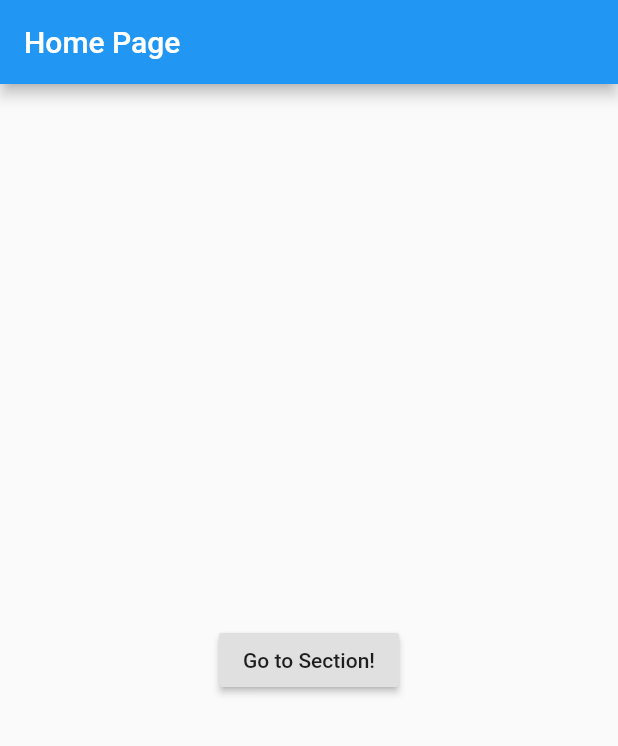
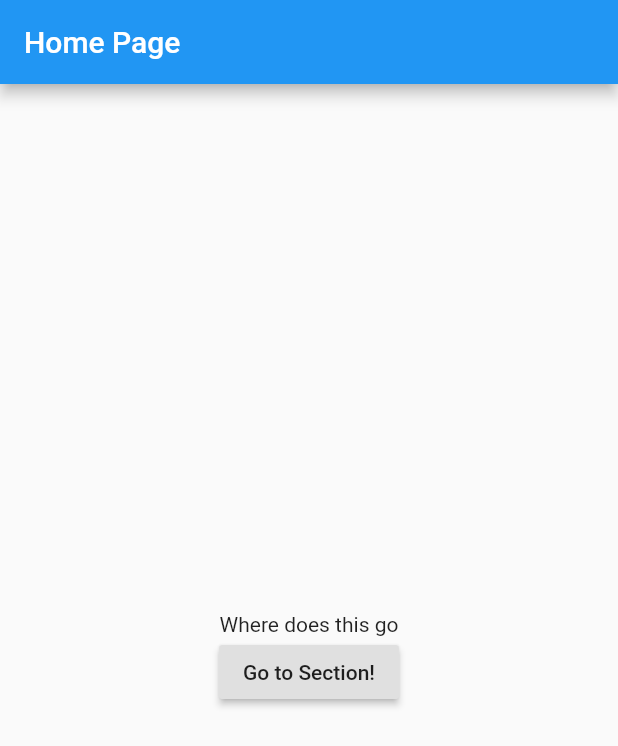
Before and after one commit to FishermanVan/Buffer-like-Buffet-HackMit-2020-, a Flutter app: the screen it shows after launch, on a phone screen of 412 x 824 dp. Shown: the top 746 px of the screen. Run offline on Flutter 3.47's test engine with Material 2 defaults, Android fonts, the phone set to English and light mode, and no system bars.

Commit message:
added text above button

```diff
--- a/HackMit/lib/main.dart
+++ b/HackMit/lib/main.dart
@@ -13,19 +13,23 @@ class MyApp extends StatelessWidget {
       appBar: AppBar(
         title: new Text('Home Page'),
       ),
-      body: Center(
-        child: RaisedButton(
+      body: Center(child: Column(
+        mainAxisSize: MainAxisSize.min,
+        children: <Widget>[Text('Where does this go'),
+         RaisedButton(
           child: Text('Go to Section!'),
           onPressed: () {
             Navigator.of(context).push(_createRoute());
           },
         ),
+        ]
         //children: Text(
           //'Hello, xxx! Welcome back to Buffer-like-Buffet, your best comprehensive help when it comes to personal finance!',
           //textAlign: TextAlign.center,
          // overflow: TextOverflow.ellipsis,
          //style: TextStyle(fontWeight: FontWeight.bold),
          ),
+      )
       //),
     );
   }
```
